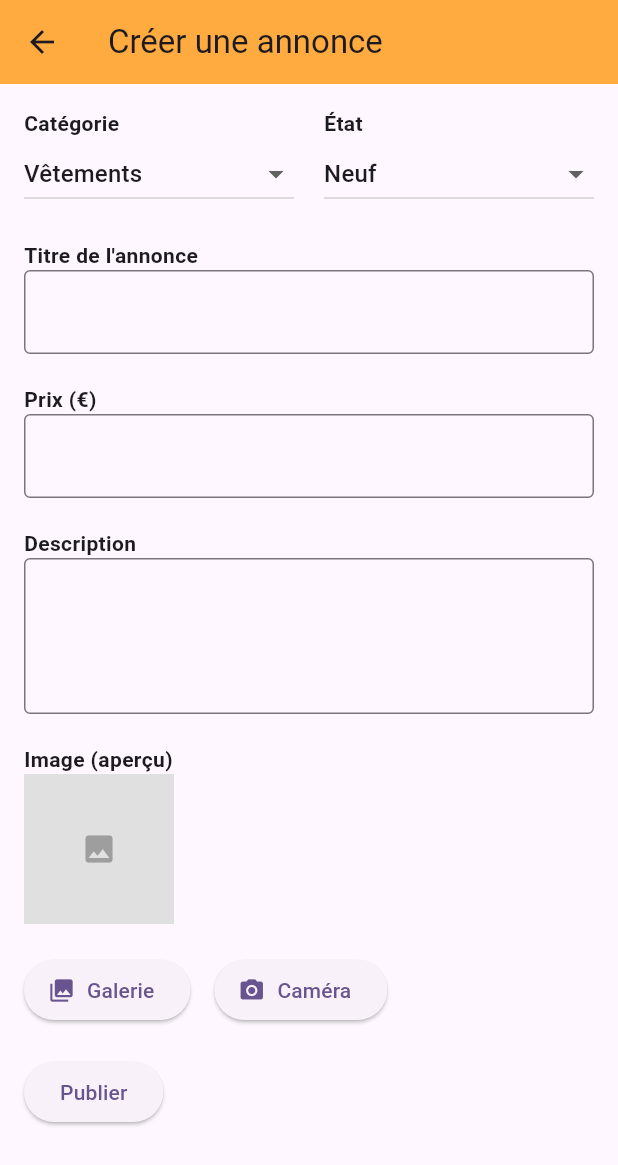
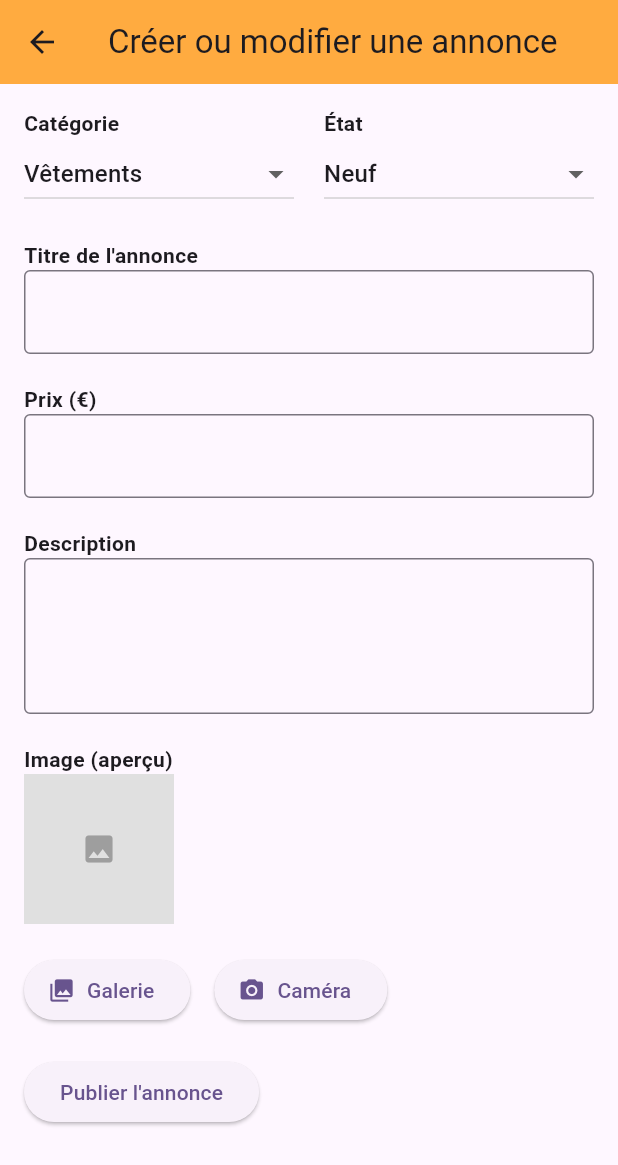
Before and after one commit to Yannkouam/flutter_application_1, a Flutter app: the screen it shows after launch, item 3 of the bottom bar chosen, after a tap on "Créer une nouvelle annonce", on a phone screen of 412 x 824 dp. Shown: the top 1165 px of the screen. Run offline on Flutter 3.47's test engine with Material 3 defaults, Android fonts, the phone set to English and light mode, and no system bars; our stand-ins replace cloud_firestore, firebase_auth, firebase_core, image_picker, shared_preferences; accounts and stored records are empty.

Commit message:
modify publication

```diff
--- a/lib/PostPage.dart
+++ b/lib/PostPage.dart
@@ -1,6 +1,8 @@
 import 'package:flutter/material.dart';
 import 'package:image_picker/image_picker.dart';
 import 'dart:io';
+import 'package:shared_preferences/shared_preferences.dart';
+import 'dart:convert';
 
 void main() {
   runApp(MaterialApp(
@@ -18,10 +20,54 @@ class PostPage extends StatefulWidget {
 class _PostPageState extends State<PostPage> {
   final List<Map<String, dynamic>> annonces = [];
 
+  @override
+  void initState() {
+    super.initState();
+    _loadAnnonces();
+  }
+
+  // Charger les annonces depuis SharedPreferences
+  void _loadAnnonces() async {
+    final prefs = await SharedPreferences.getInstance();
+    final String? annoncesJson = prefs.getString('annonces');
+    if (annoncesJson != null) {
+      final List<dynamic> decodedAnnonces = json.decode(annoncesJson);
+      setState(() {
+        annonces.clear();
+        annonces
+            .addAll(decodedAnnonces.map((e) => Map<String, dynamic>.from(e)));
+      });
+    }
+  }
+
+  // Sauvegarder les annonces dans SharedPreferences
+  void _saveAnnonces() async {
+    final prefs = await SharedPreferences.getInstance();
+    prefs.setString('annonces', json.encode(annonces));
+  }
+
+  // Ajouter une annonce
   void ajouterAnnonce(Map<String, dynamic> annonce) {
     setState(() {
       annonces.add(annonce);
     });
+    _saveAnnonces();
+  }
+
+  // Supprimer une annonce
+  void supprimerAnnonce(int index) {
+    setState(() {
+      annonces.removeAt(index);
+    });
+    _saveAnnonces();
+  }
+
+  // Modifier une annonce
+  void modifierAnnonce(int index, Map<String, dynamic> annonce) {
+    setState(() {
+      annonces[index] = annonce;
+    });
+    _saveAnnonces();
   }
 
   @override
@@ -102,6 +148,39 @@ class _PostPageState extends State<PostPage> {
                             title: Text(annonce['titre']),
                             subtitle: Text(
                                 'Prix: ${annonce['prix']}€ • État: ${annonce['etat']}'),
+                            trailing: Row(
+                              mainAxisSize: MainAxisSize.min,
+                              children: [
+                                // Icône stylo pour modifier l'annonce
+                                IconButton(
+                                  icon: const Icon(Icons.edit,
+                                      color: Colors.blue),
+                                  onPressed: () {
+                                    Navigator.push(
+                                      context,
+                                      MaterialPageRoute(
+                                        builder: (context) => CreatePostPage(
+                                          onPostCreated: (modifiedAnnonce) {
+                                            modifierAnnonce(
+                                                index, modifiedAnnonce);
+                                          },
+                                          annonce:
+                                              annonce, // Passer les données de l'annonce à modifier
+                                        ),
+                                      ),
+                                    );
+                                  },
+                                ),
+                                // Icône poubelle pour supprimer l'annonce
+                                IconButton(
+                                  icon: const Icon(Icons.delete,
+                                      color: Colors.red),
+                                  onPressed: () {
+                                    supprimerAnnonce(index);
+                                  },
+                                ),
+                              ],
+                            ),
                           ),
                         );
                       },
@@ -116,8 +195,9 @@ class _PostPageState extends State<PostPage> {
 
 class CreatePostPage extends StatefulWidget {
   final Function(Map<String, dynamic>) onPostCreated;
+  final Map<String, dynamic>? annonce;
 
-  const CreatePostPage({super.key, required this.onPostCreated});
+  const CreatePostPage({super.key, required this.onPostCreated, this.annonce});
 
   @override
   _CreatePostPageState createState() => _CreatePostPageState();
@@ -138,6 +218,19 @@ class _CreatePostPageState extends State<CreatePostPage> {
   final TextEditingController _titreController = TextEditingController();
   final TextEditingController _descriptionController = TextEditingController();
   final TextEditingController _prixController = TextEditingController();
+
+  @override
+  void initState() {
+    super.initState();
+    if (widget.annonce != null) {
+      _titreController.text = widget.annonce!['titre'] ?? '';
+      _descriptionController.text = widget.annonce!['description'] ?? '';
+      _prixController.text = widget.annonce!['prix']?.toString() ?? '';
+      selectedCategory = widget.annonce!['categorie'] ?? 'Vêtements';
+      selectedEtat = widget.annonce!['etat'] ?? 'Neuf';
+      _image = widget.annonce!['image'];
+    }
+  }
 
   Future<void> _pickImage(ImageSource source) async {
     final picker = ImagePicker();
@@ -175,7 +268,7 @@ class _CreatePostPageState extends State<CreatePostPage> {
   Widget build(BuildContext context) {
     return Scaffold(
       appBar: AppBar(
-        title: const Text('Créer une annonce'),
+        title: const Text('Créer ou modifier une annonce'),
         backgroundColor: Colors.orangeAccent,
       ),
       body: Padding(
@@ -290,7 +383,13 @@ class _CreatePostPageState extends State<CreatePostPage> {
             ),
             const SizedBox(height: 20),
             ElevatedButton(
-                onPressed: _publierAnnonce, child: const Text('Publier')),
+              onPressed: _publierAnnonce,
+              child: Text(
+                widget.annonce == null
+                    ? 'Publier l\'annonce'
+                    : 'Modifier l\'annonce',
+              ),
+            ),
           ],
         ),
       ),
--- a/pubspec.yaml
+++ b/pubspec.yaml
@@ -35,7 +35,7 @@ dependencies:
   # The following adds the Cupertino Icons font to your application.
   # Use with the CupertinoIcons class for iOS style icons.
   cupertino_icons: ^1.0.8
-  cloud_firestore: ^5.6.2
+  cloud_firestore: ^5.6.3
   firebase_core: ^3.10.0
   firebase_storage: ^12.4.1
   firebase_auth: ^5.4.1
@@ -46,6 +46,7 @@ dev_dependencies:
     sdk: flutter
   image_picker: ^0.8.5+3
   permission_handler: ^10.2.0
+  shared_preferences: ^2.2.2
 
   # The "flutter_lints" package below contains a set of recommended lints to
   # encourage good coding practices. The lint set provided by the package is
```
Also changed, not shown: pubspec.lock, 1 other file.
